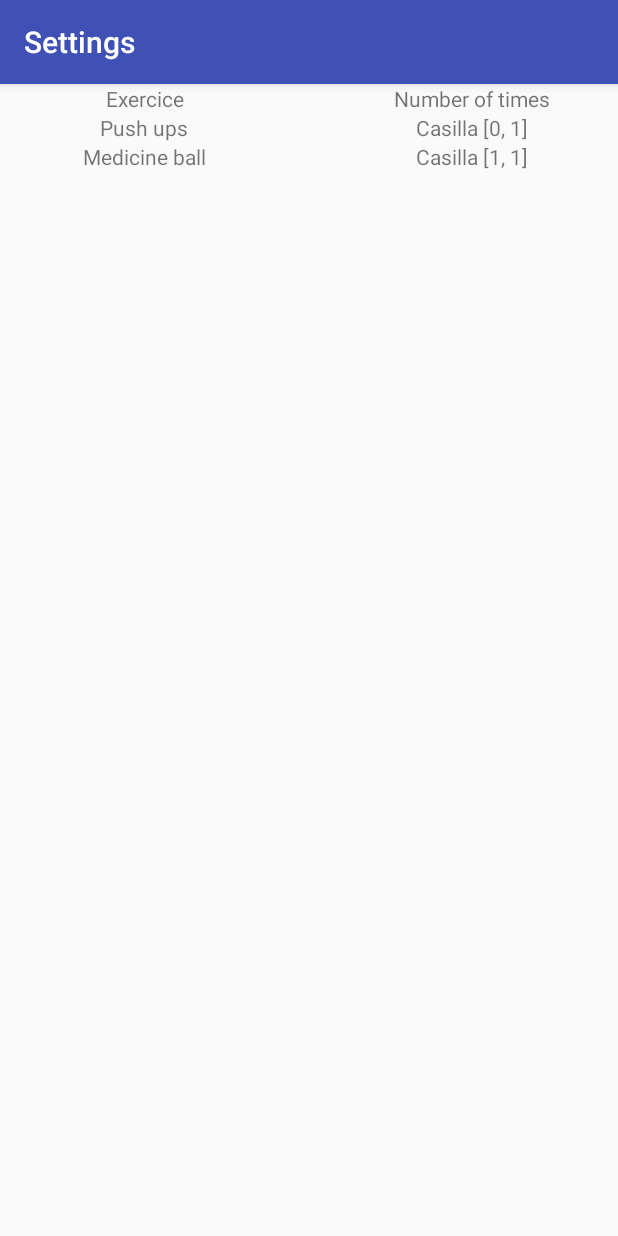
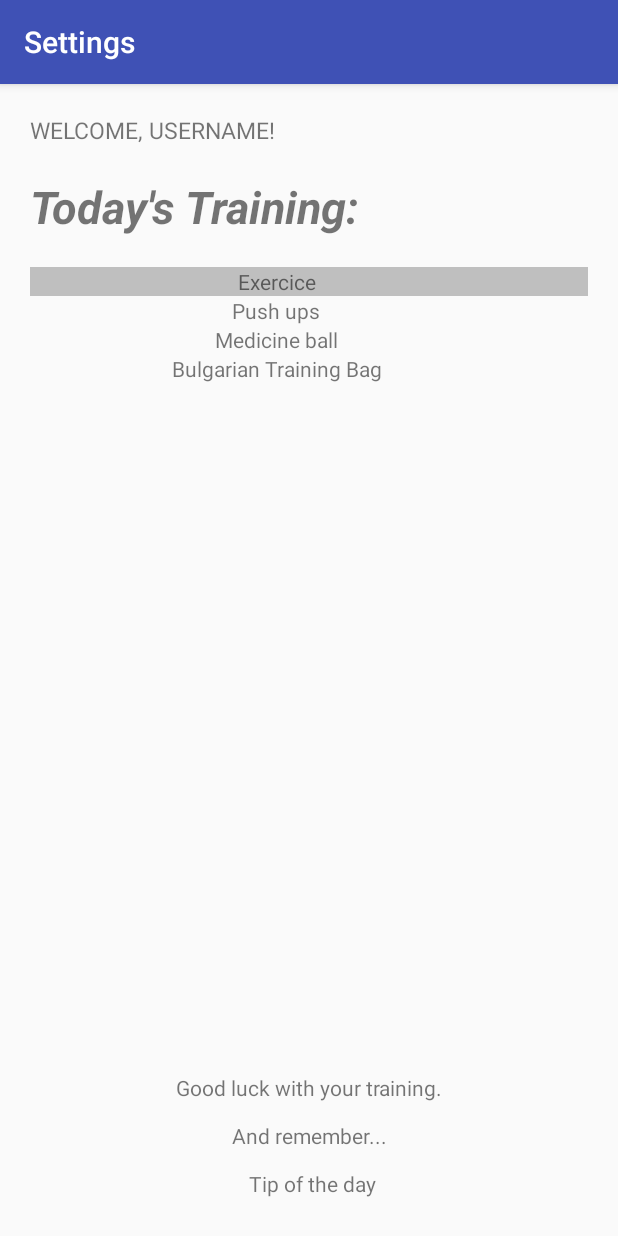
Before and after one commit to fitnes-app/fitness-app-client, an Android app: the screen it shows after launch (MainPageActivity), on a phone screen of 412 x 824 dp. Run offline under Robolectric (Android 15) with nearby library versions, the phone set to English and light mode, and no system bars.

Commit message:
activity_main_page done

```diff
--- a/fitnessapp-client/app/src/main/java/com/fitnessapp/client/MainPageActivity.java
+++ b/fitnessapp-client/app/src/main/java/com/fitnessapp/client/MainPageActivity.java
@@ -28,7 +28,7 @@ public class MainPageActivity extends AppCompatActivity {
     public void setTable(){
         Table tabla = new Table(this, (TableLayout)findViewById(R.id.tabla));
         tabla.agregarCabecera(R.array.mainPageTable_headers);
-        for(int i = 0; i < exercicesTmp.size() - 1; i++)
+        for(int i = 0; i < exercicesTmp.size() ; i++)
         {
             ArrayList<String> elementos = new ArrayList<>();
             elementos.add(exercicesTmp.get(i));
--- a/fitnessapp-client/app/src/main/java/com/fitnessapp/client/Utils/Table.java
+++ b/fitnessapp-client/app/src/main/java/com/fitnessapp/client/Utils/Table.java
@@ -49,6 +49,7 @@ public class Table {
             layoutCelda = new TableRow.LayoutParams(obtenerAnchoPixelesTexto(arraycabecera[i]), TableRow.LayoutParams.WRAP_CONTENT);
             texto.setText(arraycabecera[i]);
             texto.setGravity(Gravity.CENTER_HORIZONTAL);
+            texto.setBackgroundResource(R.color.grey);
             texto.setLayoutParams(layoutCelda);
 
             fila.addView(texto);
--- a/fitnessapp-client/app/src/main/res/layout/activity_main_page.xml
+++ b/fitnessapp-client/app/src/main/res/layout/activity_main_page.xml
@@ -1,21 +1,37 @@
 <?xml version="1.0" encoding="utf-8"?>
-<android.support.constraint.ConstraintLayout xmlns:android="http://schemas.android.com/apk/res/android"
+<LinearLayout xmlns:android="http://schemas.android.com/apk/res/android"
     xmlns:app="http://schemas.android.com/apk/res-auto"
     xmlns:tools="http://schemas.android.com/tools"
     android:layout_width="match_parent"
     android:layout_height="match_parent"
-    tools:context=".MainPageActivity">
+    tools:context=".MainPageActivity"
+    android:orientation="vertical"
+    android:layout_marginTop="20dp"
+    android:layout_marginLeft="20dp"
+    android:layout_marginBottom="10dp"
+    android:layout_marginRight="20dp">
+
     <TextView
+        android:id="@+id/welcomeuser"
         android:layout_width="match_parent"
-        android:layout_height="match_parent" />
+        android:layout_height="wrap_content"
+        android:text="@string/welcomeuser"
+        android:textSize="15dp"/>
     <TextView
+        android:id="@+id/ttraining"
+        android:layout_marginTop="20dp"
         android:layout_width="match_parent"
-        android:layout_height="match_parent" />
+        android:layout_height="wrap_content"
+        android:textStyle="bold|italic"
+        android:textSize="30dp"
+        android:text="@string/ttraining"/>
 
     <ScrollView
     android:id="@+id/scrollvertical"
+    android:layout_gravity="center"
     android:layout_width="wrap_content"
     android:layout_height="wrap_content"
+    android:layout_marginTop="20dp"
     android:scrollbars="vertical"
     android:layout_weight="1">
 
@@ -39,6 +55,10 @@
 
     </ScrollView>
     <TextView
+        android:id="@+id/finaltext"
+        android:textAlignment="center"
         android:layout_width="match_parent"
-        android:layout_height="match_parent" />
-</android.support.constraint.ConstraintLayout>
+        android:layout_height="wrap_content"
+        android:layout_marginBottom="15dp"
+        android:text="@string/finaltext"/>
+</LinearLayout>
--- a/fitnessapp-client/app/src/main/res/values/colors.xml
+++ b/fitnessapp-client/app/src/main/res/values/colors.xml
@@ -5,4 +5,5 @@
     <color name="colorAccent">#FF4081</color>
     <color name="black">#000000</color>
     <color name="white">#FFFFFF</color>
+    <color name="grey">#6666</color>
 </resources>
--- a/fitnessapp-client/app/src/main/res/values/strings.xml
+++ b/fitnessapp-client/app/src/main/res/values/strings.xml
@@ -23,6 +23,9 @@
     <string name="whatyouwant">What do you want to tell us?\n You will receive an email in a few days with the response.</string>
     <string name="title_activity_settings">Settings</string>
     <string name="sendemail">SEND EMAIL</string>
+    <string name="welcomeuser">WELCOME, USERNAME!</string>
+    <string name="ttraining">Today\'s Training:</string>
+    <string name="finaltext"> Good luck with your training.\n \n And remember... \n \n Tip of the day</string>
     <string-array name="languages">
         <item>Spanish</item>
         <item>Catalan</item>
```
